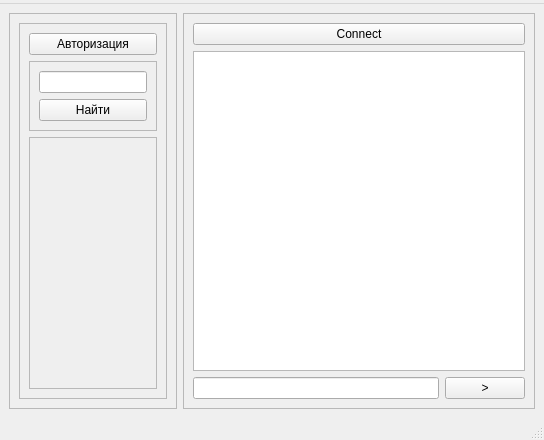
KostyaDekhant/Messenger, file Client/mainwindow.ui: the form before one commit.
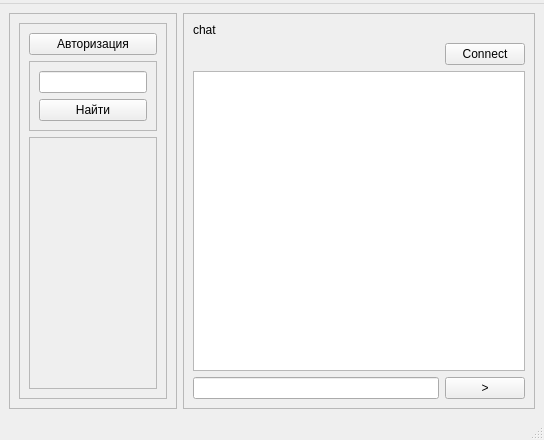
The form after the commit.

What changed in the file:
```diff
--- a/Client/mainwindow.ui
+++ b/Client/mainwindow.ui
@@ -103,24 +103,21 @@
        <enum>QFrame::Raised</enum>
       </property>
       <layout class="QGridLayout" name="gridLayout_2">
-       <item row="2" column="1">
+       <item row="6" column="1">
         <widget class="QPushButton" name="send_msg_bttn">
          <property name="text">
           <string>&gt;</string>
          </property>
         </widget>
        </item>
-       <item row="0" column="0" colspan="2">
-        <widget class="QPushButton" name="connectBttn">
-         <property name="text">
-          <string>Connect</string>
-         </property>
-        </widget>
-       </item>
        <item row="2" column="0">
-        <widget class="QLineEdit" name="lineEdit"/>
+        <widget class="QLabel" name="chat">
+         <property name="text">
+          <string>chat</string>
+         </property>
+        </widget>
        </item>
-       <item row="1" column="0" colspan="2">
+       <item row="5" column="0" colspan="2">
         <widget class="QTextBrowser" name="textBrowser">
          <property name="verticalScrollBarPolicy">
           <enum>Qt::ScrollBarAlwaysOff</enum>
@@ -130,6 +127,16 @@
          </property>
         </widget>
        </item>
+       <item row="6" column="0">
+        <widget class="QLineEdit" name="lineEdit"/>
+       </item>
+       <item row="3" column="1">
+        <widget class="QPushButton" name="connectBttn">
+         <property name="text">
+          <string>Connect</string>
+         </property>
+        </widget>
+       </item>
       </layout>
      </widget>
     </item>
```
